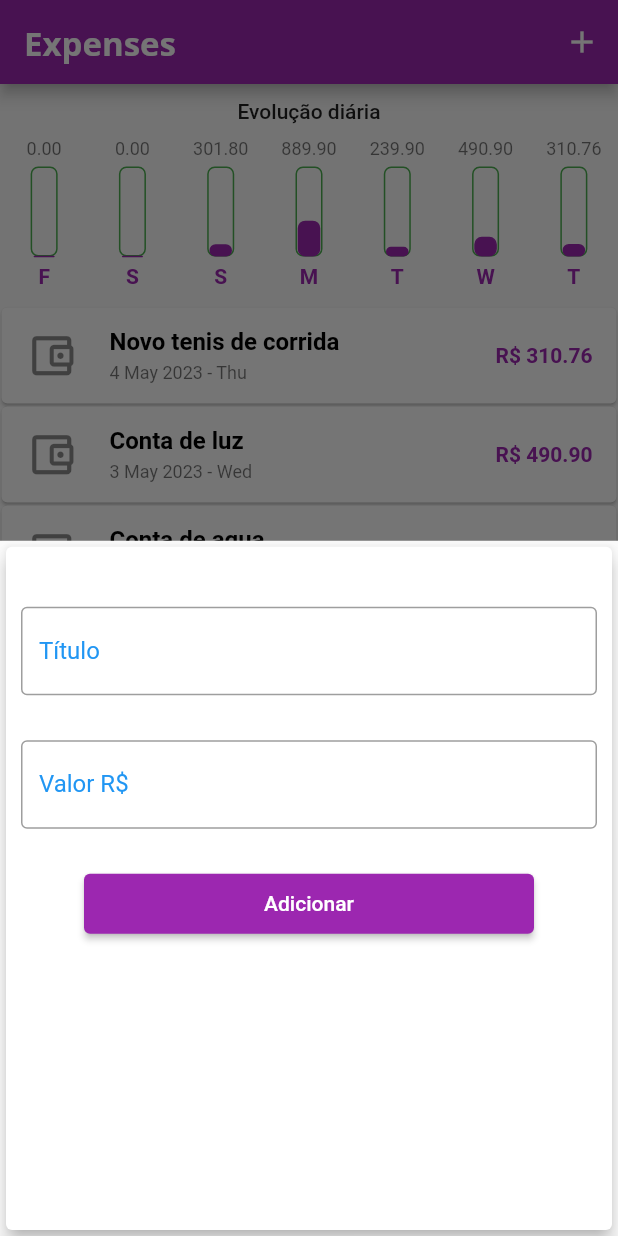
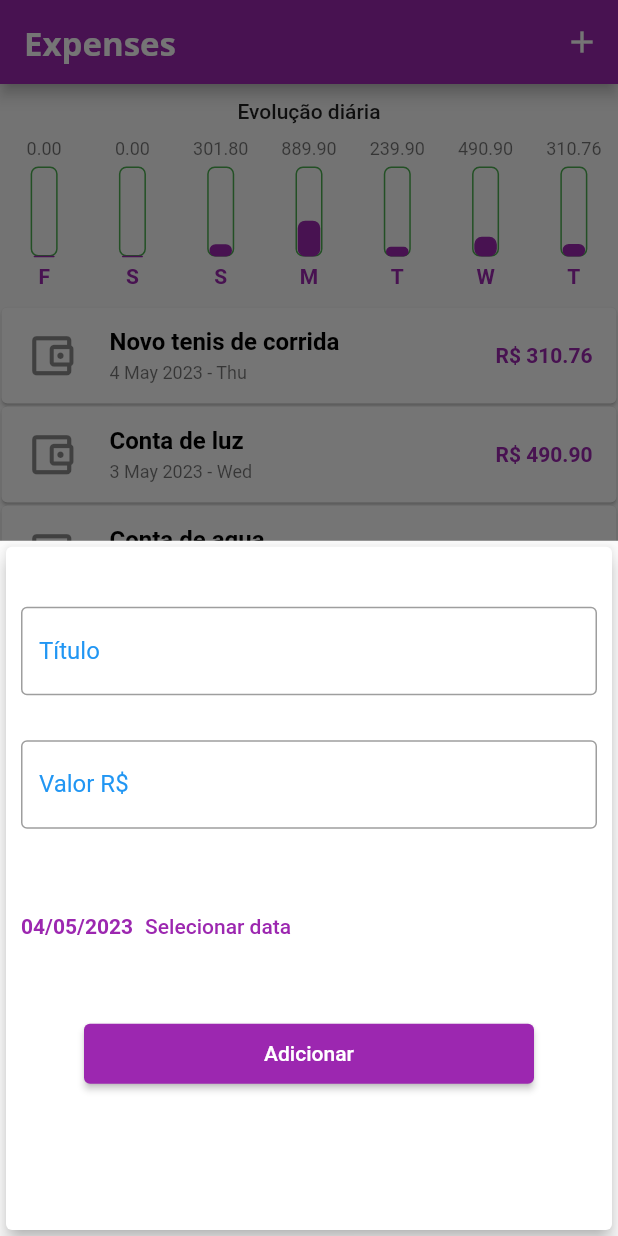
Before and after one commit to trentinrossi/flutter-expenses, a Flutter app: the screen it shows after launch, after a tap on the "add" icon, on a phone screen of 412 x 824 dp. Run offline on Flutter 3.47's test engine with Material 2 defaults, Android fonts, the phone set to English and light mode, and no system bars; Roboto replaces fonts that are missing (Open Sans).

Commit message:
Add date in form

```diff
--- a/lib/components/transaction_form.dart
+++ b/lib/components/transaction_form.dart
@@ -1,4 +1,5 @@
 import 'package:flutter/material.dart';
+import 'package:intl/intl.dart';
 
 class TransactionForm extends StatefulWidget {
   // Esta função o componente pai vai passar aqui para ela executar
@@ -11,16 +12,34 @@ class TransactionForm extends StatefulWidget {
 }
 
 class _TransactionFormState extends State<TransactionForm> {
-  final titleController = TextEditingController();
-  final valueController = TextEditingController();
+  final _titleController = TextEditingController();
+  final _valueController = TextEditingController();
+  DateTime _selectedDate = DateTime.now();
 
   _submitForm() {
-    final title = titleController.text;
-    final value = double.tryParse(valueController.text) ?? 0.0;
+    final title = _titleController.text;
+    final value = double.tryParse(_valueController.text) ?? 0.0;
 
     if (title.isEmpty || value <= 0) return;
 
     widget.onSubmit(title, value);
+  }
+
+  _showDatePicker() {
+    showDatePicker(
+            context: context,
+            initialDate: DateTime.now(),
+            firstDate: DateTime(2019, 01, 01),
+            lastDate: DateTime.now())
+        .then((pickedDate) {
+      if (pickedDate == null) {
+        return;
+      }
+
+      setState(() {
+        _selectedDate = pickedDate;
+      });
+    });
   }
 
   @override
@@ -33,7 +52,7 @@ class _TransactionFormState extends State<TransactionForm> {
           children: [
             SizedBox(height: 30),
             TextField(
-              controller: titleController,
+              controller: _titleController,
               onSubmitted: (value) => _submitForm,
               decoration: const InputDecoration(
                 labelText: 'Título',
@@ -44,10 +63,24 @@ class _TransactionFormState extends State<TransactionForm> {
             TextField(
               keyboardType: TextInputType.numberWithOptions(decimal: true),
               onSubmitted: (value) => _submitForm,
-              controller: valueController,
+              controller: _valueController,
               decoration: const InputDecoration(
                 labelText: 'Valor R\$',
                 border: OutlineInputBorder(),
+              ),
+            ),
+            SizedBox(height: 30),
+            Container(
+              height: 70,
+              child: Row(
+                children: [
+                  Text(_selectedDate == null
+                      ? 'Nenhuma data selecionada'
+                      : DateFormat('dd/MM/y').format(_selectedDate)),
+                  TextButton(
+                      onPressed: _showDatePicker,
+                      child: Text('Selecionar data'))
+                ],
               ),
             ),
             SizedBox(height: 30),
```
